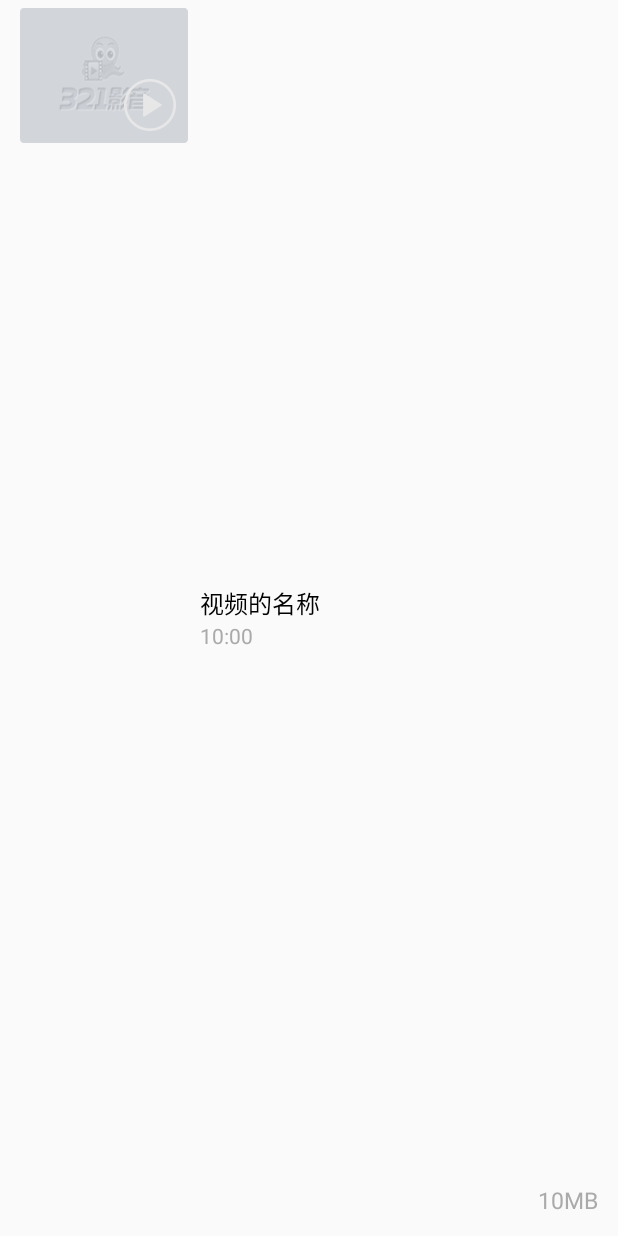
After one commit to xm890419/XiongMeng, an Android app: the layout item_net_video.xml on its own in the app's theme, with its tools: preview values and no code run, on a phone screen of 412 x 824 dp. The commit adds this screen. Run offline under Robolectric (Android 15) with nearby library versions, the phone set to English and light mode, and no system bars.

Commit message:
网络适配器及调本地播放器

```diff
--- a/app/build.gradle
+++ b/app/build.gradle
@@ -37,4 +37,5 @@ dependencies {
     compile 'com.google.code.gson:gson:2.2.4'
     compile 'com.flyco.tablayout:FlycoTabLayout_Lib:2.1.2@aar'
     compile project(':MaterialRefresh_library')
+    compile project(':xutils')
 }
--- /dev/null
+++ b/app/src/main/res/layout/item_net_video.xml
@@ -0,0 +1,70 @@
+<?xml version="1.0" encoding="utf-8"?>
+<RelativeLayout xmlns:android="http://schemas.android.com/apk/res/android"
+    android:layout_width="match_parent"
+    android:layout_height="match_parent"
+    android:padding="5dp">
+    <FrameLayout
+        android:id="@+id/fl"
+        android:layout_width="120dp"
+        android:layout_height="90dp">
+
+        <ImageView
+            android:id="@+id/iv_icon"
+            android:layout_width="match_parent"
+            android:layout_height="match_parent"
+            android:layout_marginLeft="8dp"
+            android:scaleType="fitXY"
+            android:src="@drawable/video_default" />
+
+        <ImageView
+            android:src="@drawable/center_collect_play"
+            android:layout_width="wrap_content"
+            android:layout_height="wrap_content"
+            android:layout_gravity="bottom|right"
+            android:layout_marginBottom="8dp"
+            android:layout_marginRight="8dp" />
+    </FrameLayout>
+
+
+    <LinearLayout
+        android:layout_centerVertical="true"
+        android:layout_width="wrap_content"
+        android:layout_height="wrap_content"
+        android:layout_marginLeft="8dp"
+        android:layout_toRightOf="@id/fl"
+        android:orientation="vertical">
+
+        <TextView
+            android:id="@+id/tv_name"
+            android:layout_width="wrap_content"
+            android:layout_height="wrap_content"
+            android:text="视频的名称"
+            android:textColor="@android:color/black"
+            android:textSize="16sp" />
+
+        <TextView
+
+            android:id="@+id/tv_duration"
+            android:layout_width="wrap_content"
+            android:layout_height="wrap_content"
+            android:text="10:00"
+            android:textColor="@android:color/darker_gray"
+            android:textSize="14sp" />
+
+    </LinearLayout>
+
+    <TextView
+
+        android:id="@+id/tv_size"
+        android:layout_width="wrap_content"
+        android:layout_height="wrap_content"
+        android:layout_alignParentBottom="true"
+        android:layout_alignParentRight="true"
+        android:layout_marginBottom="8dp"
+        android:layout_marginRight="8dp"
+        android:text="10MB"
+        android:textColor="@android:color/darker_gray"
+        android:textSize="15sp" />
+
+
+</RelativeLayout>
--- a/settings.gradle
+++ b/settings.gradle
@@ -1 +1 @@
-include ':app', ':MaterialRefresh_library'
+include ':app', ':MaterialRefresh_library', ':xutils'
```
Also changed, not shown: app/src/main/AndroidManifest.xml (+29 -0 lines), app/src/main/java/com/xiongmeng/android/adapter/NetVedioAdapter.java (added, +106 -0 lines), app/src/main/java/com/xiongmeng/android/bean/MediaItem.java (added, +107 -0 lines), app/src/main/java/com/xiongmeng/android/frangment/HomeFragment.java (+9 -0 lines), app/src/main/java/com/xiongmeng/android/frangment/NetFragment.java (+143 -2 lines), app/src/main/java/com/xiongmeng/android/utils/DensityUtil.java (added, +28 -0 lines), app/src/main/java/com/xiongmeng/android/utils/SDCardUtils.java (added, +151 -0 lines), app/src/main/java/com/xiongmeng/android/utils/Utils.java (added, +82 -0 lines), app/src/main/res/drawable-hdpi/center_collect_play.png (added), app/src/main/res/drawable-hdpi/video_default.png (added).
